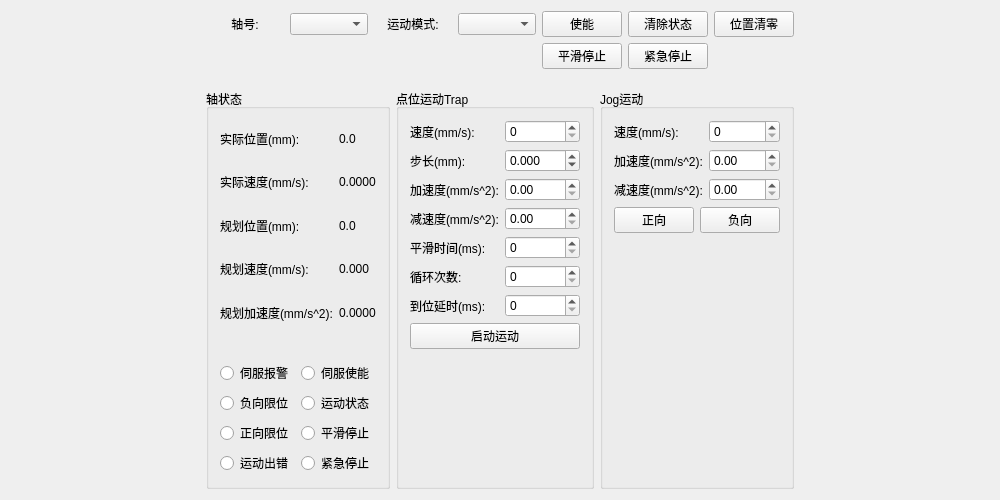
Above: GTSSimpleController/Widget/AxisWidget.ui from whisper512/GTS before the change. Below: the same form after it.
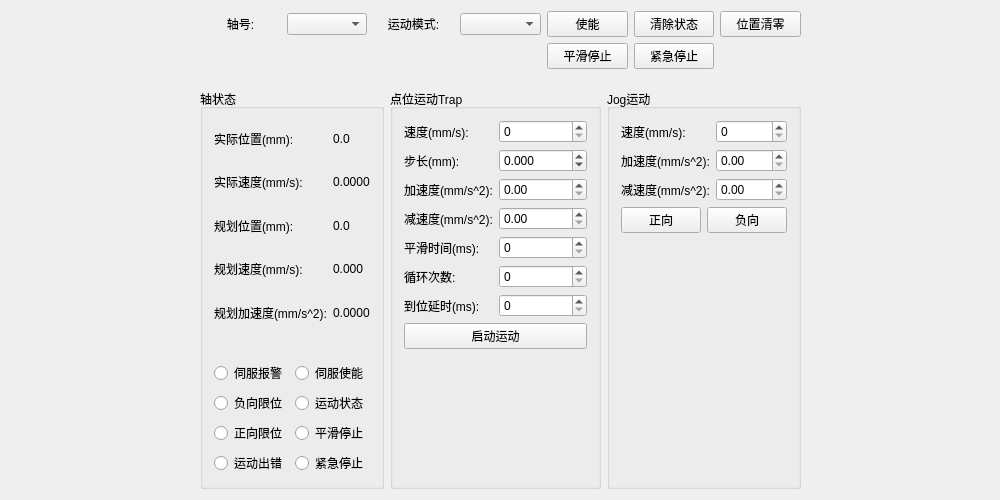
That is the form after the change.

Commit message: 调整计算脉冲和参数到一个函数

```diff
--- a/GTSSimpleController/Widget/AxisWidget.ui
+++ b/GTSSimpleController/Widget/AxisWidget.ui
@@ -183,7 +183,11 @@
              </widget>
             </item>
             <item row="0" column="1">
-             <widget class="QSpinBox" name="spinBox_trapMotionVel"/>
+             <widget class="QSpinBox" name="spinBox_trapMotionVel">
+              <property name="maximum">
+               <number>10000</number>
+              </property>
+             </widget>
             </item>
             <item row="1" column="0">
              <widget class="QLabel" name="label_trapLengthMm">
@@ -200,7 +204,11 @@
              </widget>
             </item>
             <item row="2" column="1">
-             <widget class="QDoubleSpinBox" name="doubleSpinBoxs_trapAcc"/>
+             <widget class="QDoubleSpinBox" name="doubleSpinBoxs_trapAcc">
+              <property name="maximum">
+               <double>10000.000000000000000</double>
+              </property>
+             </widget>
             </item>
             <item row="3" column="0">
              <widget class="QLabel" name="label_trapDec">
@@ -210,7 +218,11 @@
              </widget>
             </item>
             <item row="3" column="1">
-             <widget class="QDoubleSpinBox" name="doubleSpinBoxs_trapDec"/>
+             <widget class="QDoubleSpinBox" name="doubleSpinBoxs_trapDec">
+              <property name="maximum">
+               <double>10000.000000000000000</double>
+              </property>
+             </widget>
             </item>
             <item row="4" column="0">
              <widget class="QLabel" name="label_trapSmoothTime">
@@ -252,10 +264,10 @@
                <number>3</number>
               </property>
               <property name="minimum">
-               <double>-100.000000000000000</double>
+               <double>-10000.000000000000000</double>
               </property>
               <property name="maximum">
-               <double>100.989999999999995</double>
+               <double>10000.000000000000000</double>
               </property>
              </widget>
             </item>
```
The commit also changes 2 other files.
